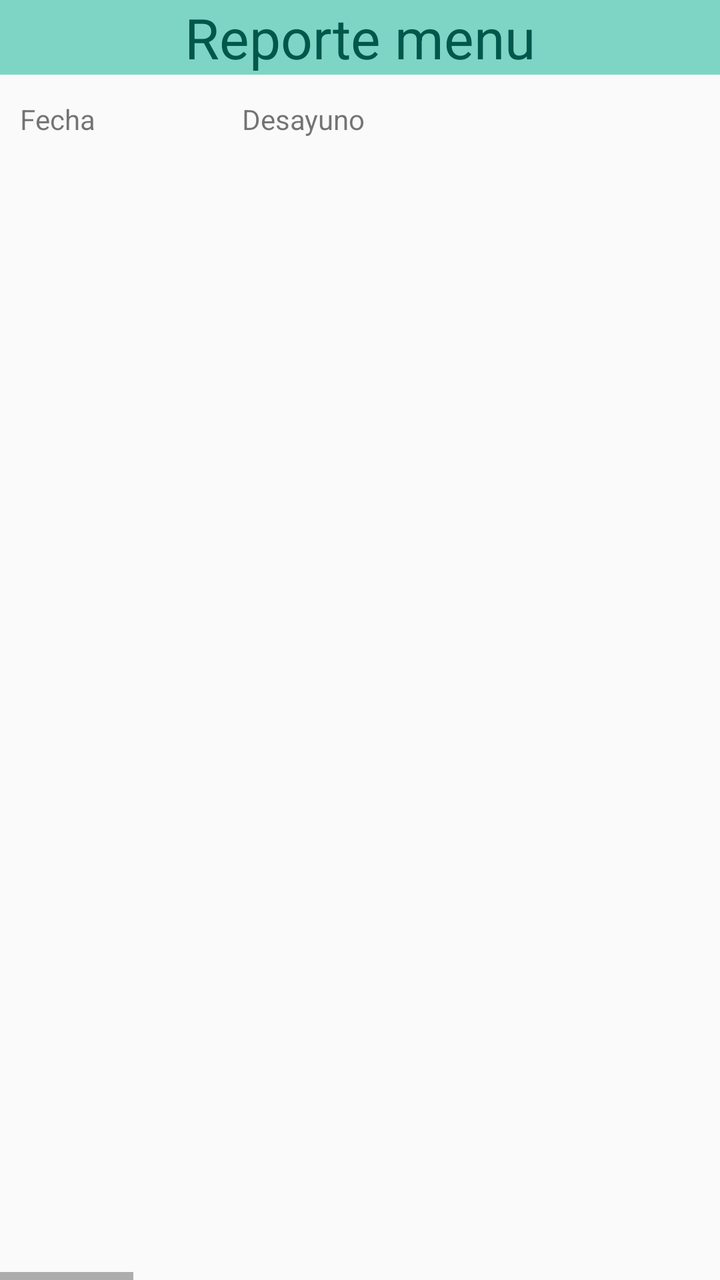
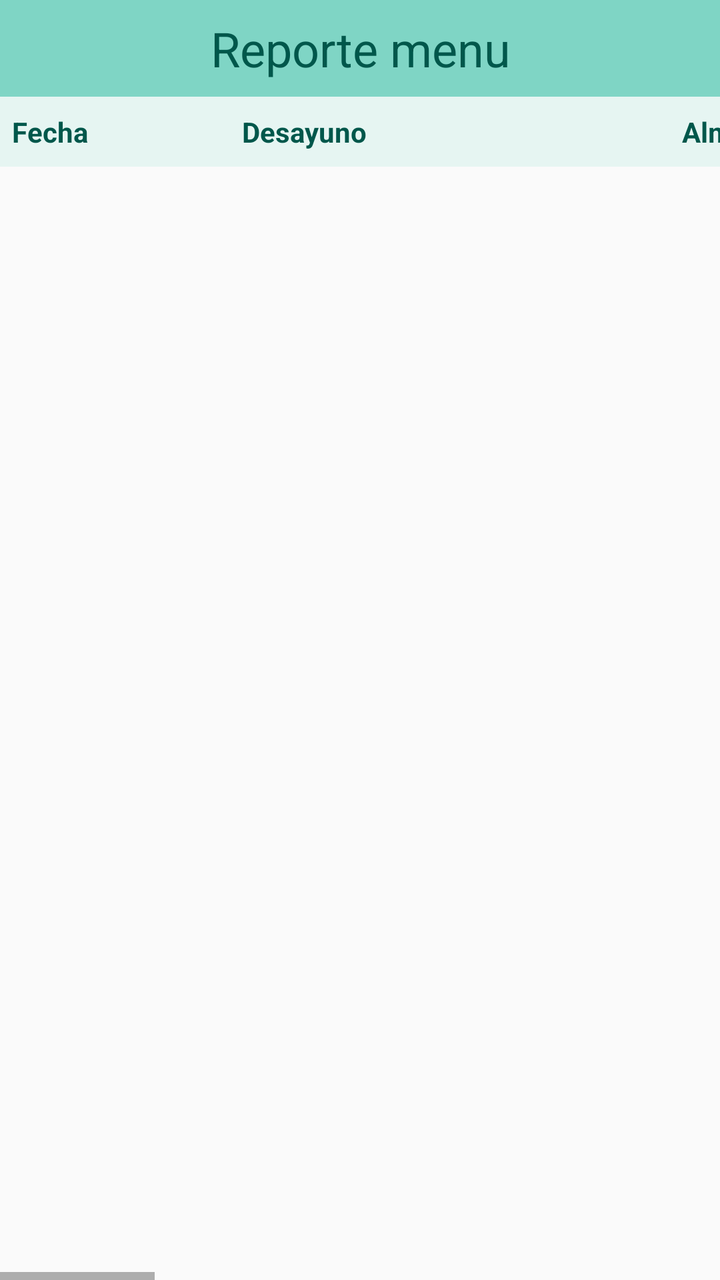

Before-and-after screenshots of an Android layout around one commit, followed by the original layout XML and the change that was made.
<!-- AndroidManifest.xml: application theme AppTheme -->
<!-- res/layout/fragment_fragmento_alumno_menu.xml -->
<?xml version="1.0" encoding="utf-8"?>
<FrameLayout xmlns:android="http://schemas.android.com/apk/res/android"
    xmlns:tools="http://schemas.android.com/tools"
    android:layout_width="match_parent"
    android:layout_height="match_parent"
    tools:context=".fragmento_alumno.fragmento_alumno_menu">

    <TextView
        android:id="@+id/textView17"
        android:layout_width="match_parent"
        android:layout_height="wrap_content"
        android:layout_gravity="center_horizontal"
        android:layout_marginTop="0dp"
        android:background="#7FD5C5"
        android:gravity="center_horizontal"
        android:text="Reporte menu"
        android:textColor="@color/colorPrimaryDark"
        android:textSize="28sp" />


    <HorizontalScrollView
        android:layout_width="match_parent"
        android:layout_height="match_parent">

        <LinearLayout
            android:layout_width="wrap_content"
            android:layout_height="match_parent"
            android:orientation="vertical" >
            <TextView
                android:id="@+id/textView23"
                android:layout_width="wrap_content"
                android:layout_height="wrap_content"
                android:layout_marginTop="50dp"
                android:text="   Fecha                      Desayuno                                                                    Almuerzo-entrada                          Almuerzo-postre                    Almuerzo                                        Almuerzo-bebida                         Cena-entrada                           Cena-postre                              Cena                                                                       Cena-bebida                          "/>

            <LinearLayout
                android:layout_width="wrap_content"
                android:layout_height="match_parent"
                android:orientation="horizontal">

                <ListView
                    android:id="@+id/lista_menu_fecha"
                    android:layout_width="match_parent"
                    android:layout_height="match_parent"
                    android:layout_marginTop="30dp"
                    />

                <ListView
                    android:id="@+id/lista_menu_desayuno"
                    android:layout_width="300dp"
                    android:layout_height="match_parent"
                    android:layout_marginTop="30dp"
                    />

                <ListView
                    android:id="@+id/lista_menu_alm_entrada"
                    android:layout_width="200dp"
                    android:layout_height="match_parent"
                    android:layout_marginTop="30dp"
                    />

                <ListView
                    android:id="@+id/lista_menu_alm_postre"
                    android:layout_width="170dp"
                    android:layout_height="match_parent"
                    android:layout_marginTop="30dp"
                    />

                <ListView
                    android:id="@+id/lista_menu_almuerzo"
                    android:layout_width="200dp"
                    android:layout_height="match_parent"
                    android:layout_marginTop="30dp"
                    />

                <ListView
                    android:id="@+id/lista_menu_alm_bebida"
                    android:layout_width="190dp"
                    android:layout_height="match_parent"
                    android:layout_marginTop="30dp"
                    />

                <ListView
                    android:id="@+id/lista_menu_cen_entrada"
                    android:layout_width="180dp"
                    android:layout_height="match_parent"
                    android:layout_marginTop="30dp"
                    />

                <ListView
                    android:id="@+id/lista_menu_cen_postre"
                    android:layout_width="180dp"
                    android:layout_height="match_parent"
                    android:layout_marginTop="30dp"
                    />

                <ListView
                    android:id="@+id/lista_menu_cena"
                    android:layout_width="280dp"
                    android:layout_height="match_parent"
                    android:layout_marginTop="30dp"
                    />

                <ListView
                    android:id="@+id/lista_menu_cen_bebida"
                    android:layout_width="170dp"
                    android:layout_height="match_parent"
                    android:layout_marginTop="30dp"
                    />



            </LinearLayout>


        </LinearLayout>
    </HorizontalScrollView>

</FrameLayout>
<!-- resources referenced by this layout -->
<resources>
  <color name="colorPrimaryDark">#00574B</color>
  <style name="AppTheme" parent="Theme.AppCompat.Light.DarkActionBar">
          
          <item name="colorPrimary">@color/colorPrimary</item>
          <item name="colorPrimaryDark">@color/colorPrimaryDark</item>
          <item name="colorAccent">@color/colorAccent</item>
      </style>
  <color name="colorPrimary">#8BD8D0</color>
  <color name="colorAccent">#D81B60</color>
</resources>

<!-- the commit's change to res/layout/fragment_fragmento_alumno_menu.xml (unified diff, before → after) -->
@@ -1,119 +1,182 @@
 <?xml version="1.0" encoding="utf-8"?>
-<FrameLayout xmlns:android="http://schemas.android.com/apk/res/android"
+<LinearLayout xmlns:android="http://schemas.android.com/apk/res/android"
     xmlns:tools="http://schemas.android.com/tools"
     android:layout_width="match_parent"
     android:layout_height="match_parent"
+    android:orientation="vertical"
     tools:context=".fragmento_alumno.fragmento_alumno_menu">
 
     <TextView
         android:id="@+id/textView17"
         android:layout_width="match_parent"
         android:layout_height="wrap_content"
-        android:layout_gravity="center_horizontal"
-        android:layout_marginTop="0dp"
         android:background="#7FD5C5"
         android:gravity="center_horizontal"
+        android:paddingVertical="8dp"
         android:text="Reporte menu"
         android:textColor="@color/colorPrimaryDark"
-        android:textSize="28sp" />
-
+        android:textSize="@dimen/header_text_size" />
 
     <HorizontalScrollView
         android:layout_width="match_parent"
-        android:layout_height="match_parent">
+        android:layout_height="0dp"
+        android:layout_weight="1"
+        android:fillViewport="true">
 
         <LinearLayout
             android:layout_width="wrap_content"
             android:layout_height="match_parent"
-            android:orientation="vertical" >
-            <TextView
-                android:id="@+id/textView23"
-                android:layout_width="wrap_content"
-                android:layout_height="wrap_content"
-                android:layout_marginTop="50dp"
-                android:text="   Fecha                      Desayuno                                                                    Almuerzo-entrada                          Almuerzo-postre                    Almuerzo                                        Almuerzo-bebida                         Cena-entrada                           Cena-postre                              Cena                                                                       Cena-bebida                          "/>
+            android:orientation="vertical">
 
             <LinearLayout
                 android:layout_width="wrap_content"
-                android:layout_height="match_parent"
+                android:layout_height="wrap_content"
+                android:background="#E6F5F2"
+                android:orientation="horizontal"
+                android:paddingVertical="8dp">
+
+                <TextView
+                    android:layout_width="115dp"
+                    android:layout_height="wrap_content"
+                    android:paddingHorizontal="6dp"
+                    android:text="Fecha"
+                    android:textColor="@color/colorPrimaryDark"
+                    android:textStyle="bold" />
+
+                <TextView
+                    android:layout_width="220dp"
+                    android:layout_height="wrap_content"
+                    android:paddingHorizontal="6dp"
+                    android:text="Desayuno"
+                    android:textColor="@color/colorPrimaryDark"
+                    android:textStyle="bold" />
+
+                <TextView
+                    android:layout_width="170dp"
+                    android:layout_height="wrap_content"
+                    android:paddingHorizontal="6dp"
+                    android:text="Almuerzo-entrada"
+                    android:textColor="@color/colorPrimaryDark"
+                    android:textStyle="bold" />
+
+                <TextView
+                    android:layout_width="150dp"
+                    android:layout_height="wrap_content"
+                    android:paddingHorizontal="6dp"
+                    android:text="Almuerzo-postre"
+                    android:textColor="@color/colorPrimaryDark"
+                    android:textStyle="bold" />
+
+                <TextView
+                    android:layout_width="180dp"
+                    android:layout_height="wrap_content"
+                    android:paddingHorizontal="6dp"
+                    android:text="Almuerzo"
+                    android:textColor="@color/colorPrimaryDark"
+                    android:textStyle="bold" />
+
+                <TextView
+                    android:layout_width="160dp"
+                    android:layout_height="wrap_content"
+                    android:paddingHorizontal="6dp"
+                    android:text="Almuerzo-bebida"
+                    android:textColor="@color/colorPrimaryDark"
+                    android:textStyle="bold" />
+
+                <TextView
+                    android:layout_width="170dp"
+                    android:layout_height="wrap_content"
+                    android:paddingHorizontal="6dp"
+                    android:text="Cena-entrada"
+                    android:textColor="@color/colorPrimaryDark"
+                    android:textStyle="bold" />
+
+                <TextView
+                    android:layout_width="150dp"
+                    android:layout_height="wrap_content"
+                    android:paddingHorizontal="6dp"
+                    android:text="Cena-postre"
+                    android:textColor="@color/colorPrimaryDark"
+                    android:textStyle="bold" />
+
+                <TextView
+                    android:layout_width="200dp"
+                    android:layout_height="wrap_content"
+                    android:paddingHorizontal="6dp"
+                    android:text="Cena"
+                    android:textColor="@color/colorPrimaryDark"
+                    android:textStyle="bold" />
+
+                <TextView
+                    android:layout_width="160dp"
+                    android:layout_height="wrap_content"
+                    android:paddingHorizontal="6dp"
+                    android:text="Cena-bebida"
+                    android:textColor="@color/colorPrimaryDark"
+                    android:textStyle="bold" />
+
+            </LinearLayout>
+
+            <LinearLayout
+                android:layout_width="wrap_content"
+                android:layout_height="0dp"
+                android:layout_weight="1"
                 android:orientation="horizontal">
 
                 <ListView
                     android:id="@+id/lista_menu_fecha"
-                    android:layout_width="match_parent"
-                    android:layout_height="match_parent"
-                    android:layout_marginTop="30dp"
-                    />
+                    android:layout_width="115dp"
+                    android:layout_height="match_parent" />
 
                 <ListView
                     android:id="@+id/lista_menu_desayuno"
-                    android:layout_width="300dp"
-                    android:layout_height="match_parent"
-                    android:layout_marginTop="30dp"
-                    />
+                    android:layout_width="220dp"
+                    android:layout_height="match_parent" />
 
                 <ListView
                     android:id="@+id/lista_menu_alm_entrada"
-                    android:layout_width="200dp"
-                    android:layout_height="match_parent"
-                    android:layout_marginTop="30dp"
-                    />
+                    android:layout_width="170dp"
+                    android:layout_height="match_parent" />
 
                 <ListView
                     android:id="@+id/lista_menu_alm_postre"
-                    android:layout_width="170dp"
-                    android:layout_height="match_parent"
-                    android:layout_marginTop="30dp"
-                    />
+                    android:layout_width="150dp"
+                    android:layout_height="match_parent" />
 
                 <ListView
                     android:id="@+id/lista_menu_almuerzo"
-                    android:layout_width="200dp"
-                    android:layout_height="match_parent"
-                    android:layout_marginTop="30dp"
-                    />
+                    android:layout_width="180dp"
+                    android:layout_height="match_parent" />
 
                 <ListView
                     android:id="@+id/lista_menu_alm_bebida"
-                    android:layout_width="190dp"
-                    android:layout_height="match_parent"
-                    android:layout_marginTop="30dp"
-                    />
+                    android:layout_width="160dp"
+                    android:layout_height="match_parent" />
 
                 <ListView
                     android:id="@+id/lista_menu_cen_entrada"
-                    android:layout_width="180dp"
-                    android:layout_height="match_parent"
-                    android:layout_marginTop="30dp"
-                    />
+                    android:layout_width="170dp"
+                    android:layout_height="match_parent" />
 
                 <ListView
                     android:id="@+id/lista_menu_cen_postre"
-                    android:layout_width="180dp"
-                    android:layout_height="match_parent"
-                    android:layout_marginTop="30dp"
-                    />
+                    android:layout_width="150dp"
+                    android:layout_height="match_parent" />
 
                 <ListView
                     android:id="@+id/lista_menu_cena"
-                    android:layout_width="280dp"
-                    android:layout_height="match_parent"
-                    android:layout_marginTop="30dp"
-                    />
+                    android:layout_width="200dp"
+                    android:layout_height="match_parent" />
 
                 <ListView
                     android:id="@+id/lista_menu_cen_bebida"
-                    android:layout_width="170dp"
-                    android:layout_height="match_parent"
-                    android:layout_marginTop="30dp"
-                    />
-
-
+                    android:layout_width="160dp"
+                    android:layout_height="match_parent" />
 
             </LinearLayout>
 
+        </LinearLayout>
 
-        </LinearLayout>
     </HorizontalScrollView>
 
-</FrameLayout>
+</LinearLayout>
<!-- resource entries referenced after the edit -->
@@ -1,6 +1,7 @@
 <!-- resources referenced by this layout -->
 <resources>
   <color name="colorPrimaryDark">#00574B</color>
+  <dimen name="header_text_size">24sp</dimen>
   <style name="AppTheme" parent="Theme.AppCompat.Light.DarkActionBar">
           
           <item name="colorPrimary">@color/colorPrimary</item>
